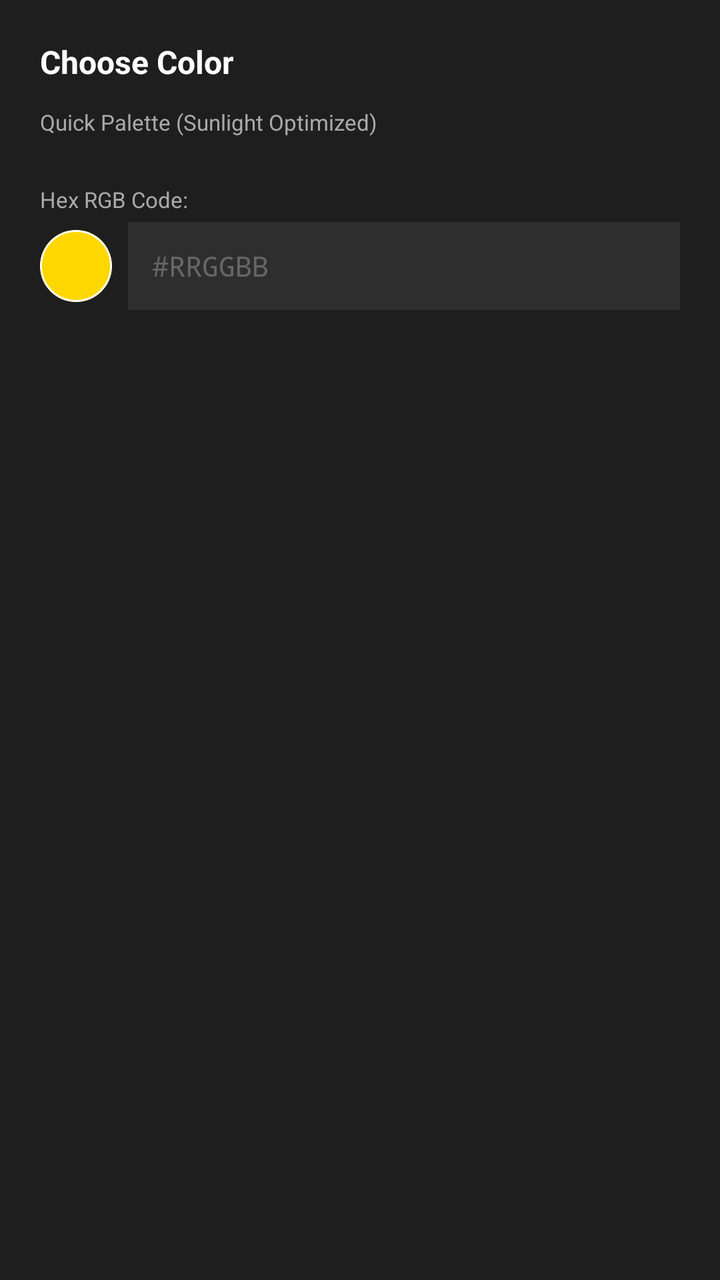
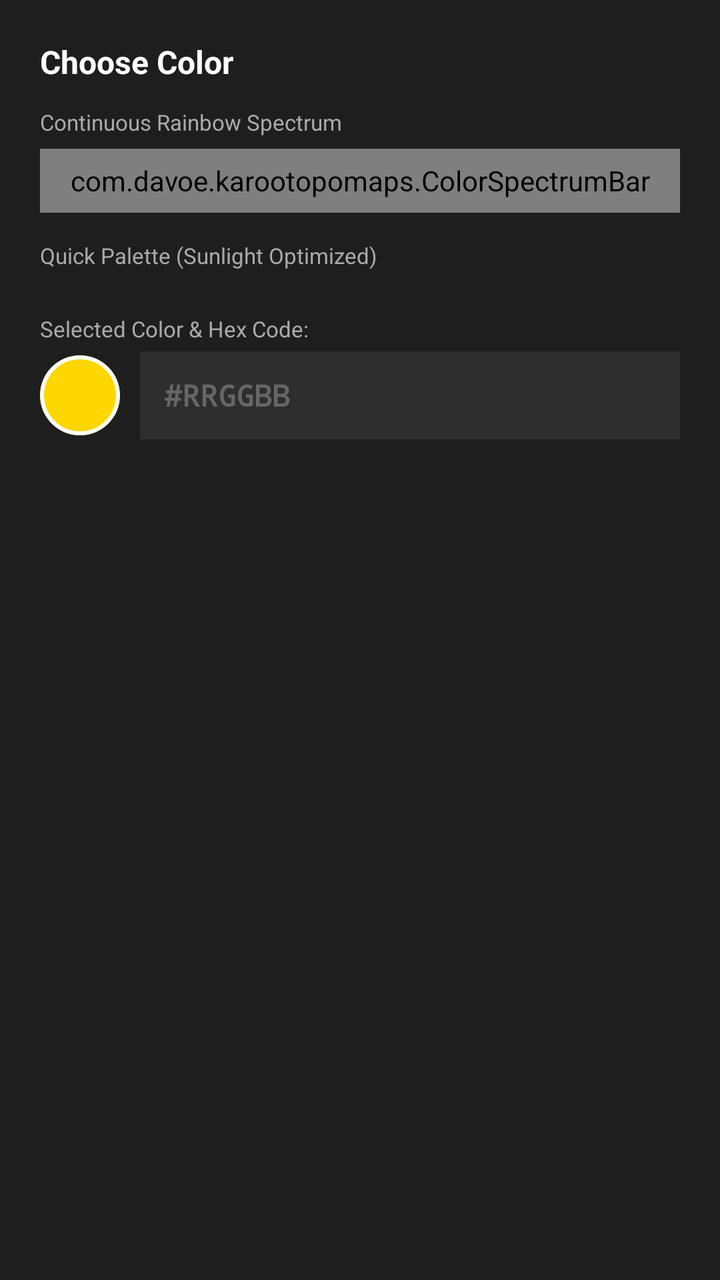

The first picture is an Android layout as it rendered before a commit; the second is the same layout after the commit. The layout source and the unified diff follow.
<!-- AndroidManifest.xml: application theme Theme.KarooTopoMaps -->
<!-- res/layout/dialog_color_picker.xml -->
<?xml version="1.0" encoding="utf-8"?>
<LinearLayout xmlns:android="http://schemas.android.com/apk/res/android"
    xmlns:app="http://schemas.android.com/apk/res-auto"
    android:layout_width="match_parent"
    android:layout_height="wrap_content"
    android:orientation="vertical"
    android:background="#1E1E1E"
    android:padding="20dp">

    <TextView
        android:id="@+id/tvColorPickerTitle"
        android:layout_width="match_parent"
        android:layout_height="wrap_content"
        android:text="Choose Color"
        android:textColor="#FFFFFF"
        android:textSize="16sp"
        android:textStyle="bold"
        android:layout_marginBottom="12dp" />

    
    <TextView
        android:layout_width="match_parent"
        android:layout_height="wrap_content"
        android:text="Quick Palette (Sunlight Optimized)"
        android:textColor="#AAAAAA"
        android:textSize="11sp"
        android:layout_marginBottom="8dp" />

    <GridLayout
        android:id="@+id/gridPalette"
        android:layout_width="match_parent"
        android:layout_height="wrap_content"
        android:columnCount="6"
        android:alignmentMode="alignMargins"
        android:layout_marginBottom="16dp" />

    <TextView
        android:layout_width="match_parent"
        android:layout_height="wrap_content"
        android:text="Hex RGB Code:"
        android:textColor="#AAAAAA"
        android:textSize="11sp"
        android:layout_marginBottom="4dp" />

    <LinearLayout
        android:layout_width="match_parent"
        android:layout_height="wrap_content"
        android:orientation="horizontal"
        android:gravity="center_vertical">

        <com.google.android.material.card.MaterialCardView
            android:layout_width="36dp"
            android:layout_height="36dp"
            app:cardCornerRadius="18dp"
            app:strokeColor="#FFFFFF"
            app:strokeWidth="1dp"
            android:layout_marginEnd="8dp">

            <View
                android:id="@+id/viewSelectedColorPreview"
                android:layout_width="match_parent"
                android:layout_height="match_parent"
                android:background="#FFD700" />

        </com.google.android.material.card.MaterialCardView>

        <EditText
            android:id="@+id/etHexCode"
            android:layout_width="0dp"
            android:layout_height="44dp"
            android:layout_weight="1"
            android:background="#2E2E2E"
            android:hint="#RRGGBB"
            android:textColorHint="#666666"
            android:textColor="#FFFFFF"
            android:paddingStart="12dp"
            android:paddingEnd="12dp"
            android:inputType="textCapCharacters"
            android:maxLength="7"
            android:typeface="monospace"
            android:textSize="14sp" />

    </LinearLayout>

</LinearLayout>
<!-- resources referenced by this layout -->
<resources>
  <style name="Theme.KarooTopoMaps" parent="Theme.Material3.Dark.NoActionBar">
          <item name="colorPrimary">#FFD700</item>
          <item name="colorOnPrimary">#000000</item>
          <item name="android:windowBackground">#121212</item>
          <item name="android:statusBarColor">#121212</item>
          <item name="android:navigationBarColor">#121212</item>
      </style>
</resources>

<!-- the commit's change to res/layout/dialog_color_picker.xml (unified diff, before → after) -->
@@ -11,7 +11,7 @@
         android:id="@+id/tvColorPickerTitle"
         android:layout_width="match_parent"
         android:layout_height="wrap_content"
-        android:text="Choose Color"
+        android:text="@string/color_picker_title"
         android:textColor="#FFFFFF"
         android:textSize="16sp"
         android:textStyle="bold"
@@ -21,7 +21,22 @@
     <TextView
         android:layout_width="match_parent"
         android:layout_height="wrap_content"
-        android:text="Quick Palette (Sunlight Optimized)"
+        android:text="@string/color_spectrum_title"
+        android:textColor="#AAAAAA"
+        android:textSize="11sp"
+        android:layout_marginBottom="6dp" />
+
+    <com.davoe.karootopomaps.ColorSpectrumBar
+        android:id="@+id/spectrumBar"
+        android:layout_width="match_parent"
+        android:layout_height="32dp"
+        android:layout_marginBottom="14dp" />
+
+    
+    <TextView
+        android:layout_width="match_parent"
+        android:layout_height="wrap_content"
+        android:text="@string/color_palette_title"
         android:textColor="#AAAAAA"
         android:textSize="11sp"
         android:layout_marginBottom="8dp" />
@@ -30,14 +45,14 @@
         android:id="@+id/gridPalette"
         android:layout_width="match_parent"
         android:layout_height="wrap_content"
-        android:columnCount="6"
+        android:columnCount="5"
         android:alignmentMode="alignMargins"
-        android:layout_marginBottom="16dp" />
+        android:layout_marginBottom="14dp" />
 
     <TextView
         android:layout_width="match_parent"
         android:layout_height="wrap_content"
-        android:text="Hex RGB Code:"
+        android:text="@string/color_selected_label"
         android:textColor="#AAAAAA"
         android:textSize="11sp"
         android:layout_marginBottom="4dp" />
@@ -49,12 +64,13 @@
         android:gravity="center_vertical">
 
         <com.google.android.material.card.MaterialCardView
-            android:layout_width="36dp"
-            android:layout_height="36dp"
-            app:cardCornerRadius="18dp"
+            android:id="@+id/cardPreviewWrapper"
+            android:layout_width="40dp"
+            android:layout_height="40dp"
+            app:cardCornerRadius="20dp"
             app:strokeColor="#FFFFFF"
-            app:strokeWidth="1dp"
-            android:layout_marginEnd="8dp">
+            app:strokeWidth="2dp"
+            android:layout_marginEnd="10dp">
 
             <View
                 android:id="@+id/viewSelectedColorPreview"
@@ -78,7 +94,8 @@
             android:inputType="textCapCharacters"
             android:maxLength="7"
             android:typeface="monospace"
-            android:textSize="14sp" />
+            android:textSize="15sp"
+            android:textStyle="bold" />
 
     </LinearLayout>
 
<!-- resource entries referenced after the edit -->
@@ -1,5 +1,9 @@
 <!-- resources referenced by this layout -->
 <resources>
+  <string name="color_palette_title">Quick Palette (Sunlight Optimized)</string>
+  <string name="color_picker_title">Choose Color</string>
+  <string name="color_selected_label">Selected Color &amp; Hex Code:</string>
+  <string name="color_spectrum_title">Continuous Rainbow Spectrum</string>
   <style name="Theme.KarooTopoMaps" parent="Theme.Material3.Dark.NoActionBar">
           <item name="colorPrimary">#FFD700</item>
           <item name="colorOnPrimary">#000000</item>
